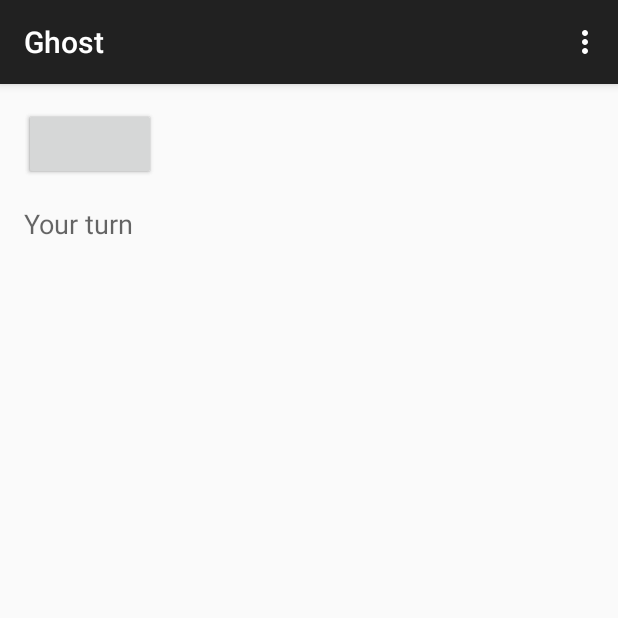
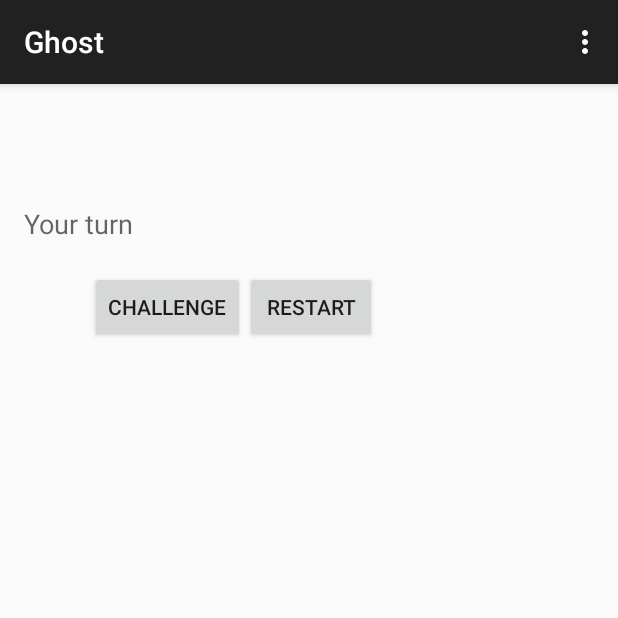
Before and after one commit to saurabhjn76/CSWA_Ghost-Unit-3-4-, an Android app: the screen it shows after launch (GhostActivity), on a phone screen of 412 x 824 dp, the top half of it. Run offline under Robolectric (Android 15) with nearby library versions, the phone set to English and light mode, and no system bars.

Commit message:
made basic functionalties

```diff
--- a/app/src/main/res/layout/activity_ghost.xml
+++ b/app/src/main/res/layout/activity_ghost.xml
@@ -25,15 +25,26 @@
         android:layout_below="@+id/ghostText"
         android:layout_alignParentLeft="true"
         android:layout_alignParentStart="true" />
+    <LinearLayout
+        android:layout_width="wrap_content"
+        android:layout_height="wrap_content"
+        android:orientation="horizontal"
+        android:layout_below="@id/ghostText"
+        android:padding="44dp">
+
 
     <Button
         android:layout_width="wrap_content"
         android:layout_height="wrap_content"
+        android:text="Challenge"
         android:id="@+id/bChallenge"/>
     <Button
         android:layout_width="wrap_content"
         android:layout_height="wrap_content"
+        android:text="Restart"
         android:id="@+id/bRestart"/>
+    </LinearLayout>
+
 
 
 </RelativeLayout>
```
Also changed, not shown: app/src/main/java/com/google/engedu/ghost/GhostActivity.java (+77 -1 lines), app/src/main/java/com/google/engedu/ghost/SimpleDictionary.java (+24 -0 lines), 1 other file.
